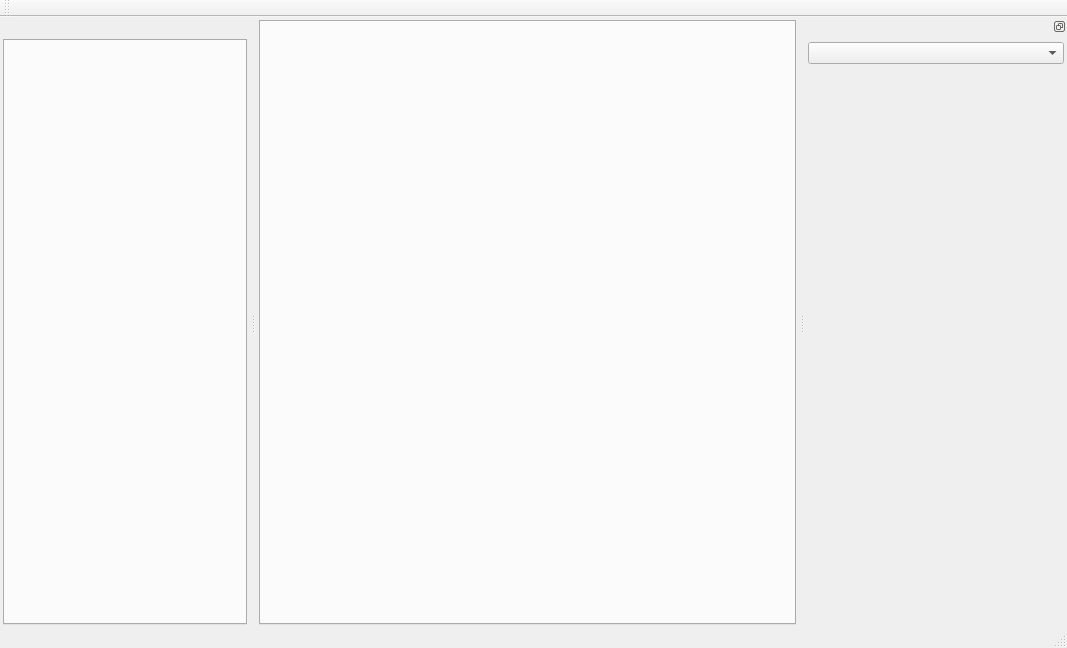
Above: mainwindow.ui from LeZheng/Canary-Adb before the change. Below: the same form after it.
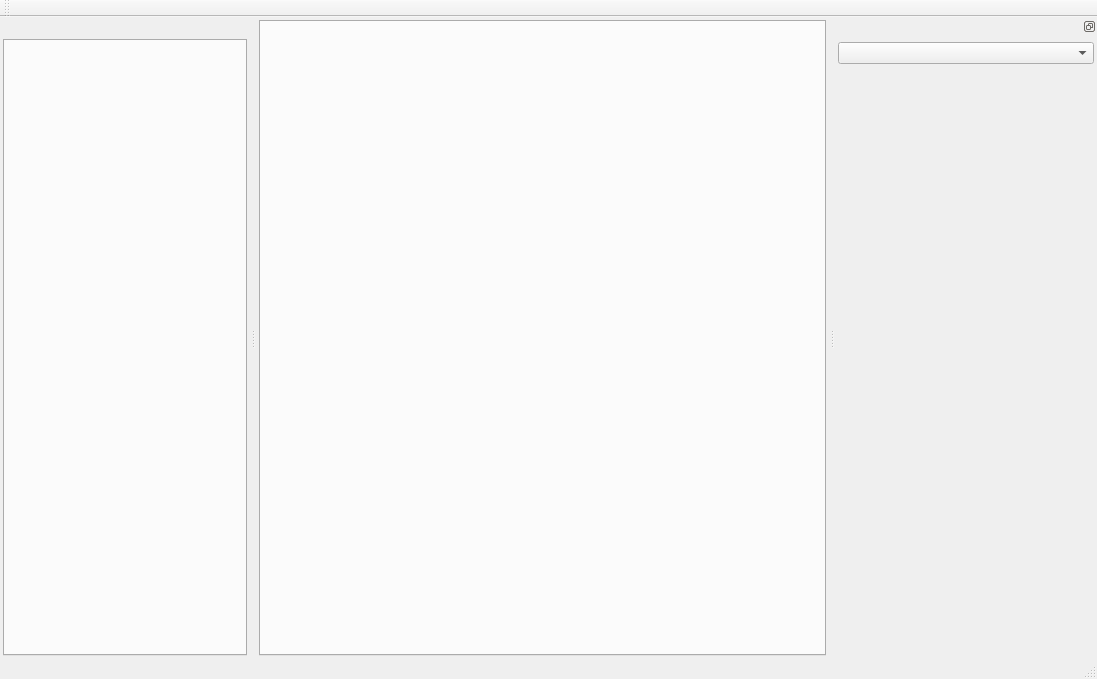
That is the form after the change.

Patch:
```diff
--- a/mainwindow.ui
+++ b/mainwindow.ui
@@ -6,8 +6,8 @@
    <rect>
     <x>0</x>
     <y>0</y>
-    <width>1067</width>
-    <height>648</height>
+    <width>1097</width>
+    <height>679</height>
    </rect>
   </property>
   <property name="windowTitle">
@@ -66,7 +66,7 @@
     <enum>TopToolBarArea</enum>
    </attribute>
    <attribute name="toolBarBreak">
-    <bool>false</bool>
+    <bool>true</bool>
    </attribute>
   </widget>
   <widget class="QStatusBar" name="statusBar">
```
Left out of the diff: 2 changed lines with no effect on the pictures.
